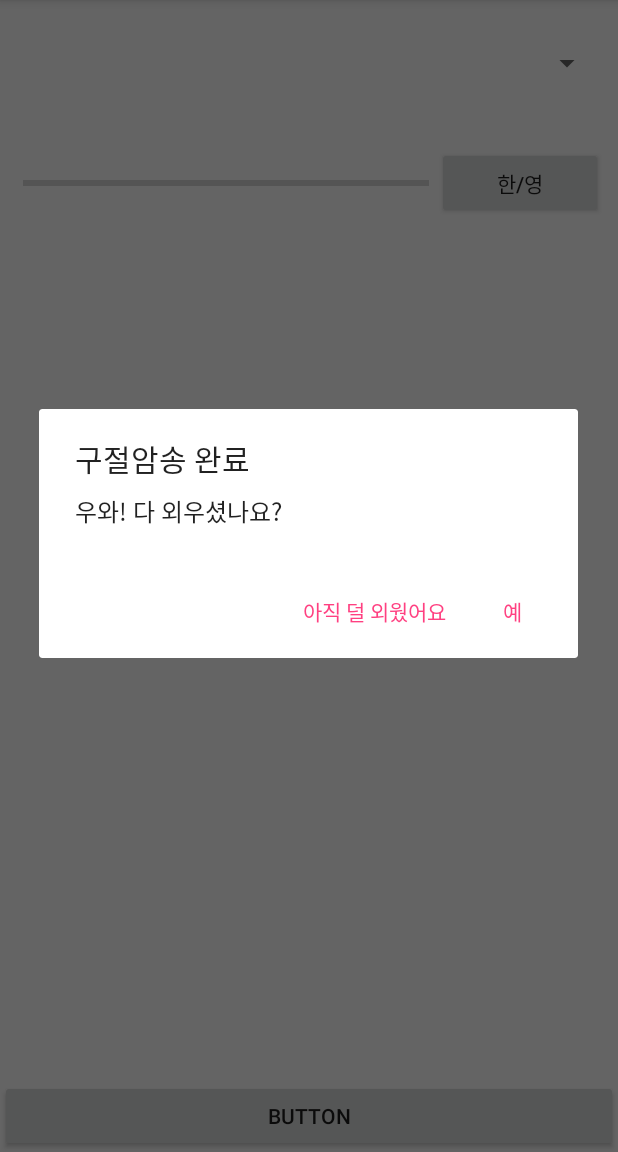
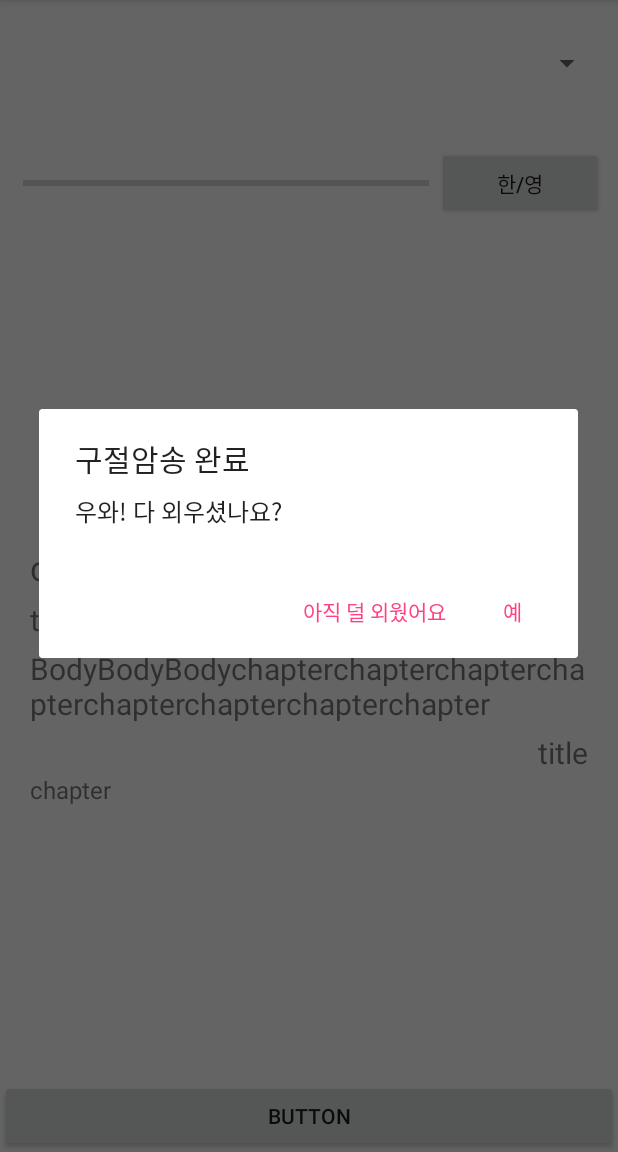
Before and after one commit to bychoi00/project1, an Android app: the screen it shows after launch (MainActivity), after a tap on "BUTTON", on a phone screen of 412 x 824 dp, the part 84-1236 px from its top. Run offline under Robolectric (Android 15) with nearby library versions, the phone set to English and light mode, and no system bars; 5 statements that could not run were skipped.

Commit message:
json파일 변경 / json파일 아빠꺼로 바꾸기 / DB에 json 파일 넣는부분 DBHelper 클래스 수정하기 / https://www.youtube.com/watch?v=jQIFm6jYNMA 여기주소 참조

```diff
--- a/bible_test/app/src/main/java/com/example/media_choi/bible_test/DBHelper.java
+++ b/bible_test/app/src/main/java/com/example/media_choi/bible_test/DBHelper.java
@@ -4,22 +4,37 @@ import android.content.ContentValues;
 import android.content.Context;
 import android.database.sqlite.SQLiteDatabase;
 import android.database.sqlite.SQLiteOpenHelper;
+import android.util.Log;
+
+import org.json.JSONArray;
+import org.json.JSONObject;
+
+import java.io.InputStream;
 
 /**
  * Created by Media_Choi on 2018-02-14.
  */
 
-public class DBHelper extends SQLiteOpenHelper{
+public class DBHelper extends SQLiteOpenHelper {
+    private static final String FILE_NAME = "test.json";
     private static final String DB_NAME = "BIBLE";
     private static final int DB_VERSION = 1;
     private static final String TABLE_NAME = "BIBLE_TABLE";
     private static final String COL_ID = "ID";
     private static final String COL_CHAPTER = "CHAPTER";
     private static final String COL_CATEGORY = "CATEGORY";
-    private static final String COL_BODY = "BODY";
+    private static final String COL_BODY_KOR = "BODY_KOR";
+    private static final String COL_BODY_ENG = "BODY_ENG";
     private static final String COL_TITLE = "TITLE";
+    public static final String CREATE_QUERY = "CREATE TABLE " + TABLE_NAME + " (" +
+            COL_ID + " TEXT, " +
+            COL_CHAPTER + " TEXT, " +
+            COL_CATEGORY + " TEXT, " +
+            COL_TITLE + "TEXT, " +
+            COL_BODY_KOR + "TEXT, " +
+            COL_BODY_ENG + "TEXT)";
 
-    SQLiteDatabase mSqLiteDatabase;
+
 
     public DBHelper(Context context) {
         super(context, DB_NAME, null, DB_VERSION);
@@ -27,25 +42,92 @@ public class DBHelper extends SQLiteOpenHelper{
 
     @Override
     public void onCreate(SQLiteDatabase db) {
-        String create_table = "CREATE TABLE"+TABLE_NAME+"("+ COL_ID +" TEXT,"+ COL_CHAPTER + " TEXT,"+ COL_CATEGORY +" TEXT," + COL_TITLE + "TEXT," + COL_BODY + "TEXT);";
-        db.execSQL(create_table);
+        db.execSQL(CREATE_QUERY);
+        Log.d("Database operations", "Table Created...");
     }
 
     @Override
     public void onUpgrade(SQLiteDatabase db, int oldVersion, int newVersion) {
-
+        db.execSQL("DROP IF TABLE EXISTS " + TABLE_NAME);
+        onCreate(db);
+        Log.d("Database operations", "Database updated...");
     }
 
-    public void insertBible(String Id, String Chapter, String Category, String Title, String Body){
-        mSqLiteDatabase = this.getWritableDatabase();
+    public void insertBible(String Id, String Chapter, String Category, String Title, String Body_KOR, String Body_ENG) {
+        SQLiteDatabase db = this.getWritableDatabase();
         ContentValues values = new ContentValues();
-        values.put(COL_ID,Id);
-        values.put(COL_CHAPTER,Chapter);
-        values.put(COL_CATEGORY,Category);
-        values.put(COL_TITLE,Title);
-        values.put(COL_BODY,Body);
+        values.put(COL_ID, Id);
+        values.put(COL_CHAPTER, Chapter);
+        values.put(COL_CATEGORY, Category);
+        values.put(COL_TITLE, Title);
+        values.put(COL_BODY_KOR, Body_KOR);
+        values.put(COL_BODY_ENG, Body_ENG);
 
-        mSqLiteDatabase.insert(TABLE_NAME,null,values);
-        mSqLiteDatabase.close();
+        db.insert(TABLE_NAME, null, values);
+        Log.d("Database operations", "One row inserted...");
+        db.close();
+    }
+
+    private DataModel DataLoad(String id) {
+
+        //json데이터 로드
+        String json = null;
+        DataModel dataModel = new DataModel();
+
+        try {
+            InputStream is = getAssets().open(FILE_NAME);
+            int size = is.available();
+            byte[] buffer = new byte[size];
+            is.read(buffer);
+            is.close();
+            json = new String(buffer, "UTF-8");
+
+            JSONObject obj = new JSONObject(json);
+            JSONArray jsonArray = obj.getJSONArray("Bible");
+
+            for(int i = 0; i < jsonArray.length(); i++){
+                String id;
+                String category;
+                String title;
+                String body_kor;
+                String body_eng;
+                String chapter;
+
+                JSONObject jsonObject = jsonArray.getJSONObject(i);
+                id = jsonObject.getString("id");
+                category = jsonObject.getString("category");
+                title = jsonObject.getString("title");
+                body_kor = jsonObject.getString("body_kor");
+                body_eng = jsonObject.getString("body_eng");
+                chapter = jsonObject.getString("chapter");
+            }
+
+
+            data = DataModel.fromJson(jsonArray);
+
+        } catch (Exception e) {
+            e.printStackTrace();
+        }
+
+
+        for(int i = 0 ; i< data.size(); i++){
+            //if( data.get(i).id.equals(id) ){
+            int index = data.indexOf(id);
+            dataModel.id = data.get(index+1).id;
+            dataModel.body_kor = data.get(index+1).body_kor;
+            dataModel.body_eng = data.get(index+1).body_eng;
+            dataModel.title = data.get(index+1).title;
+            dataModel.category = data.get(index+1).category;
+            dataModel.chapter = data.get(index+1).chapter;
+
+            //DB에 저장
+            mDbHelper.insertBible(dataModel.id, dataModel.chapter, dataModel.category, dataModel.title, dataModel.body_kor, dataModel.body_eng);
+
+            //}
+            //else{
+            //}
+        }
+
+        return dataModel;
     }
 }
--- a/bible_test/app/src/main/java/com/example/media_choi/bible_test/MainActivity.java
+++ b/bible_test/app/src/main/java/com/example/media_choi/bible_test/MainActivity.java
@@ -10,15 +10,10 @@ import android.widget.LinearLayout;
 import android.widget.TextView;
 import android.widget.Toast;
 
-import org.json.JSONArray;
-import org.json.JSONObject;
-
-import java.io.InputStream;
 import java.util.ArrayList;
 
 public class MainActivity extends AppCompatActivity {
 
-    DBHelper dbHelper;
     Button buttonCheck;
     TextView textCategory;
     TextView textTitle;
@@ -30,16 +25,14 @@ public class MainActivity extends AppCompatActivity {
     ArrayList<DataModel> data;
     DataModel jsonData;
     String id;
+    DBHelper mDbHelper;
 
-    public static final String FILE_NAME="bible_test.json";
 
     @Override
     protected void onCreate(Bundle savedInstanceState) {
         super.onCreate(savedInstanceState);
         setContentView(R.layout.activity_main);
 
-        //DB
-        dbHelper = new DBHelper(this);
 
         //선언
         textCategory = (TextView) findViewById(R.id.textCategory);
@@ -49,15 +42,15 @@ public class MainActivity extends AppCompatActivity {
         textUnderTitle = (TextView) findViewById(R.id.textUnderTitle);
         buttonCheck = (Button) findViewById(R.id.buttonCheck);
         myLayout = (LinearLayout) findViewById(R.id.mylayout);
+        mDbHelper = new DBHelper(this);
 
         //json Data Load , id를 로컬DB를 통해 저장시켜뒀다가 종료시점 이후 불러오기***************************************
-        id = "A10101";
-        jsonData = DataLoad(id);
+
 
         textChapter.setText(jsonData.chapter);
         textCategory.setText(jsonData.category);
         textTitle.setText(jsonData.title);
-        textBody.setText(jsonData.body);
+        textBody.setText(jsonData.body_kor);
         textUnderTitle.setText(jsonData.title);
 
         //이벤트
@@ -70,14 +63,12 @@ public class MainActivity extends AppCompatActivity {
         myLayout.setOnClickListener(new View.OnClickListener() {
             @Override
             public void onClick(View view) {
-                Toast.makeText(getApplicationContext(), "myLayout touch!", Toast.LENGTH_LONG).show();
+                Toast.makeText(getApplicationContext(), "myLayout touch!", Toast.LENGTH_SHORT).show();
 
                 //json Data Load
-                jsonData = DataLoad(id);
-
                 textCategory.setText(jsonData.category);
                 textTitle.setText(jsonData.title);
-                textBody.setText(jsonData.body);
+                textBody.setText(jsonData.body_kor);
                 textChapter.setText(jsonData.chapter);
                 textUnderTitle.setText(jsonData.title);
             }
@@ -106,63 +97,5 @@ public class MainActivity extends AppCompatActivity {
         builder.show();
     }
 
-    private DataModel DataLoad(String id) {
 
-        //json데이터 로드
-        String json = null;
-        DataModel dataModel = new DataModel();
-
-        try {
-            InputStream is = getAssets().open(FILE_NAME);
-            int size = is.available();
-            byte[] buffer = new byte[size];
-            is.read(buffer);
-            is.close();
-            json = new String(buffer, "UTF-8");
-
-            JSONObject obj = new JSONObject(json);
-            JSONArray jsonArray = obj.getJSONArray("Bible");
-            data = DataModel.fromJson(jsonArray);
-
-//            for (int i = 0; i < jsonArray.length(); i++) {
-//                JSONObject c = jsonArray.getJSONObject(i);
-//
-//                String id = c.getString("id");
-//                String chapter = c.getString("chapter");
-//                String category = c.getString("category");
-//                String title = c.getString("title");
-//                String body = c.getString("body");
-//
-//                // tmp hashmap for single student
-//                HashMap<String, String> data = new HashMap<String, String>();
-//
-//                // adding every child node to HashMap key => value
-//                data.put(id, id);
-//                data.put(chapter, chapter);
-//                data.put(category, category);
-//                data.put(title, title);
-//                arrayList.add(data);
-//            }
-
-        } catch (Exception e) {
-            e.printStackTrace();
-        }
-
-
-        for(int i = 0 ; i< data.size() ; i++){
-            if( data.get(i).id.equals(id) ){
-                int index = data.indexOf(id);
-                dataModel.id = data.get(index+1).id;
-                dataModel.body = data.get(index+1).body;
-                dataModel.title = data.get(index+1).title;
-                dataModel.category = data.get(index+1).category;
-                dataModel.chapter = data.get(index+1).chapter;
-            }
-            else{
-            }
-        }
-
-
-        return dataModel;
-    }
 }
--- a/bible_test/app/src/main/res/layout/activity_main.xml
+++ b/bible_test/app/src/main/res/layout/activity_main.xml
@@ -81,7 +81,7 @@
             android:layout_width="match_parent"
             android:layout_height="wrap_content"
             android:paddingTop="5dp"
-            android:text="BodyBodyBody"
+            android:text="BodyBodyBodychapterchapterchapterchapterchapterchapterchapterchapter"
             android:textSize="20dp" />
 
         <TextView
```
Also changed, not shown: bible_test/app/src/main/assets/bible_test.json (+43 -43 lines), bible_test/app/src/main/assets/test.json (+26 -22 lines), bible_test/app/src/main/java/com/example/media_choi/bible_test/DataModel.java (+12 -4 lines).
